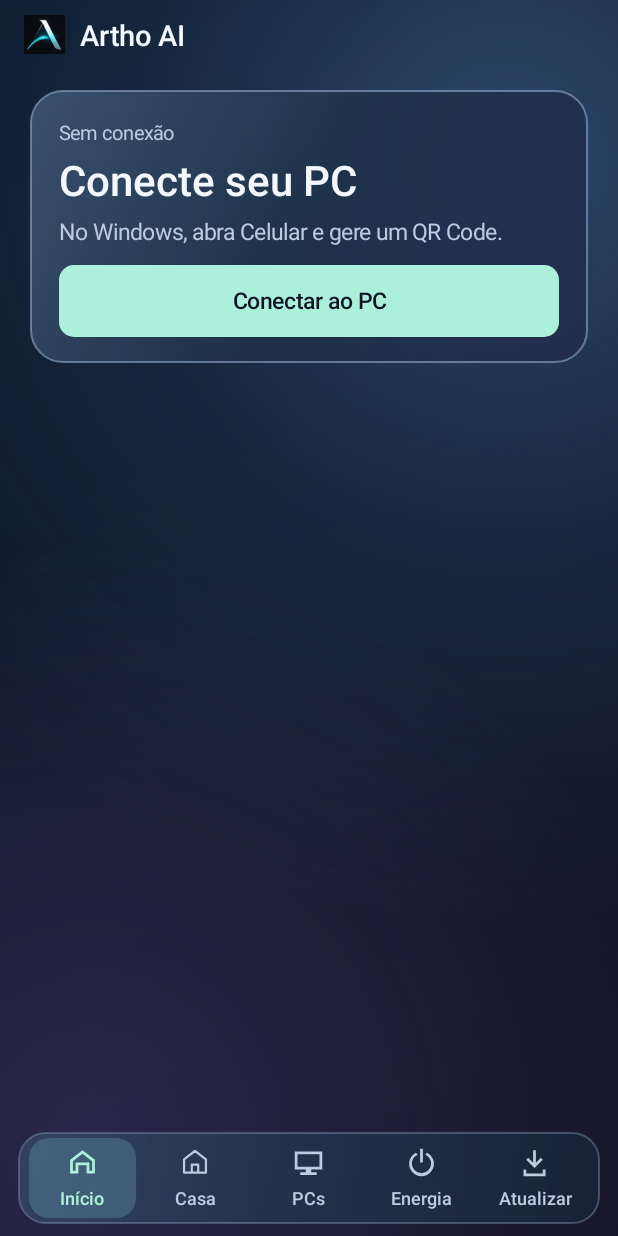
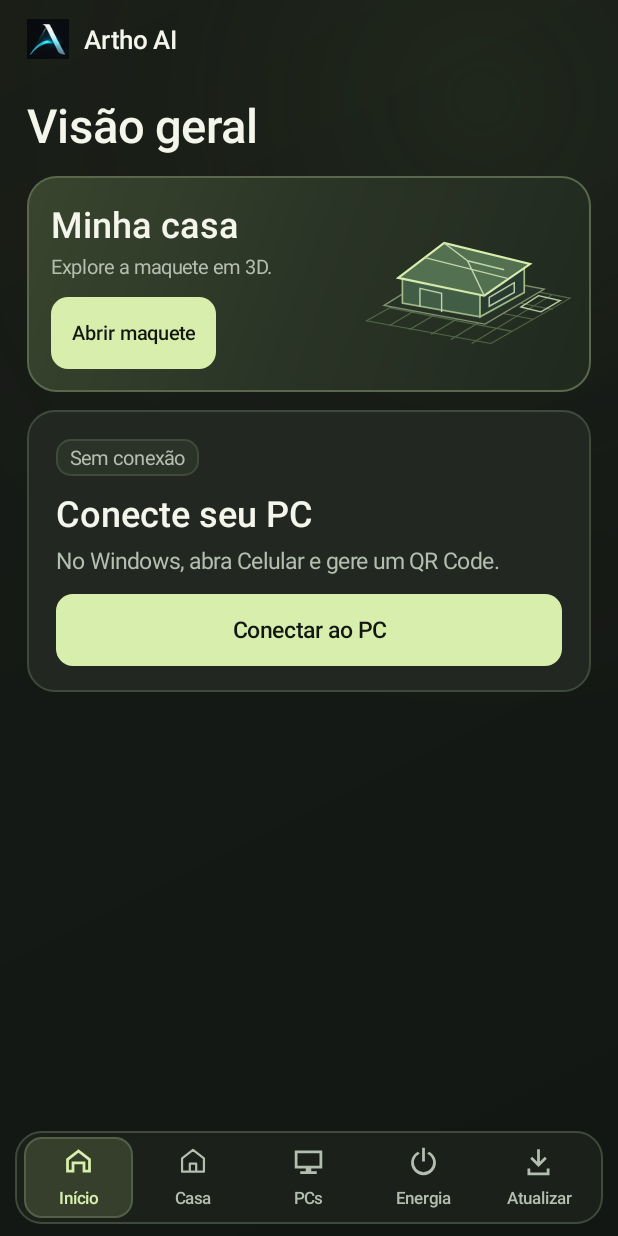
Before and after one commit to BlackGen3ral/soneca, an Android app: the screen it shows after launch (MainActivity), on a phone screen of 412 x 824 dp. Run offline under Robolectric (Android 15) with nearby library versions, the phone set to English and light mode, and no system bars; pictures from the network do not load.

Commit message:
Redesign the Android dashboard and visual system

```diff
--- a/android/build.gradle
+++ b/android/build.gradle
@@ -9,8 +9,8 @@ android {
         applicationId 'com.arthostudio.arthoai'
         minSdk 26
         targetSdk 36
-        versionCode 16
-        versionName '0.11.3'
+        versionCode 17
+        versionName '0.12.0'
     }
 }
 
--- a/android/src/main/AndroidManifest.xml
+++ b/android/src/main/AndroidManifest.xml
@@ -11,7 +11,7 @@
         android:usesCleartextTraffic="false"
         android:icon="@drawable/artho_mark"
         android:label="Artho AI"
-        android:theme="@android:style/Theme.Material.NoActionBar">
+        android:theme="@style/ArthoTheme">
         <provider android:name=".UpdateApkProvider"
             android:authorities="${applicationId}.updates"
             android:exported="false"
--- a/android/src/main/java/com/arthostudio/arthoai/GlassBackdrop.java
+++ b/android/src/main/java/com/arthostudio/arthoai/GlassBackdrop.java
@@ -13,26 +13,21 @@ import android.graphics.drawable.Drawable;
 final class GlassBackdrop extends Drawable {
     private final Paint paint = new Paint();
     private Shader base;
-    private Shader blue;
-    private Shader violet;
+    private Shader glow;
 
     @Override protected void onBoundsChange(Rect bounds) {
         float width = Math.max(1, bounds.width());
         float height = Math.max(1, bounds.height());
         base = new LinearGradient(bounds.left, bounds.top, bounds.right, bounds.bottom,
-                new int[]{0xff0b1729, 0xff10192c, 0xff151428}, null, Shader.TileMode.CLAMP);
-        blue = new RadialGradient(bounds.left + width * .82f, bounds.top + height * .13f, height * .62f,
-                new int[]{0x90446b9b, 0x38355883, 0x00355883}, null, Shader.TileMode.CLAMP);
-        violet = new RadialGradient(bounds.left + width * .15f, bounds.top + height * .92f, height * .48f,
-                0x624b3f7a, 0x004b3f7a, Shader.TileMode.CLAMP);
+                new int[]{0xff191d17, 0xff151915, 0xff131713}, null, Shader.TileMode.CLAMP);
+        glow = new RadialGradient(bounds.left + width * .78f, bounds.top + height * .08f, height * .52f,
+                new int[]{0x35405230, 0x12303b25, 0x00303b25}, null, Shader.TileMode.CLAMP);
     }
 
     @Override public void draw(Canvas canvas) {
         paint.setShader(base);
         canvas.drawRect(getBounds(), paint);
-        paint.setShader(blue);
-        canvas.drawRect(getBounds(), paint);
-        paint.setShader(violet);
+        paint.setShader(glow);
         canvas.drawRect(getBounds(), paint);
     }
 
--- a/android/src/main/java/com/arthostudio/arthoai/HousePanel.java
+++ b/android/src/main/java/com/arthostudio/arthoai/HousePanel.java
@@ -42,12 +42,16 @@ final class HousePanel extends FrameLayout {
         this.worker = worker;
         lock = new LinearLayout(activity);
         lock.setOrientation(LinearLayout.VERTICAL);
-        int padding = Math.round(28 * getResources().getDisplayMetrics().density);
+        int padding = activity.dp(20);
         lock.setPadding(padding, padding, padding, padding);
+        lock.setBackground(activity.surface(MainActivity.SURFACE, 18, MainActivity.BORDER));
+        TextView title = activity.label("Minha casa", 23, MainActivity.INK, "sans-serif-medium");
+        title.setAccessibilityHeading(true);
+        lock.addView(title);
         feedback = new TextView(activity);
         feedback.setTextColor(MainActivity.MUTED);
         feedback.setTextSize(15);
-        lock.addView(feedback);
+        lock.addView(feedback, activity.spaced(7));
         password = new EditText(activity);
         password.setTextColor(MainActivity.INK);
         password.setHintTextColor(MainActivity.MUTED);
@@ -63,11 +67,13 @@ final class HousePanel extends FrameLayout {
             unlock(false);
             return true;
         });
-        lock.addView(password);
+        lock.addView(password, activity.spaced(9));
         unlock = activity.button("Abrir maquete", true);
         unlock.setOnClickListener(view -> unlock(false));
-        lock.addView(unlock);
-        addView(lock, new LayoutParams(-1, -2, Gravity.CENTER));
+        lock.addView(unlock, activity.spaced(9));
+        LayoutParams panelSize = new LayoutParams(-1, -2, Gravity.CENTER);
+        panelSize.setMargins(padding, padding, padding, padding);
+        addView(lock, panelSize);
         setVisibility(GONE);
     }
 
@@ -178,7 +184,7 @@ final class HousePanel extends FrameLayout {
         try {
             WebView view = new WebView(getContext());
             browser = view;
-            view.setBackgroundColor(0xff0e1927);
+            view.setBackgroundColor(MainActivity.BACKGROUND);
             WebSettings settings = view.getSettings();
             settings.setJavaScriptEnabled(true);
             settings.setAllowFileAccess(false);
--- a/android/src/main/java/com/arthostudio/arthoai/MainActivity.java
+++ b/android/src/main/java/com/arthostudio/arthoai/MainActivity.java
@@ -40,14 +40,14 @@ import javax.net.ssl.SSLHandshakeException;
 import org.json.JSONObject;
 
 public final class MainActivity extends Activity {
-    private static final int BACKGROUND = 0xff0b1424;
-    static final int SURFACE = 0xc41d2c43;
-    static final int BORDER = 0x6688a1bf;
-    static final int INK = 0xfff3f7ff;
-    static final int MUTED = 0xffbccbe0;
-    static final int ACCENT = 0xffacf0db;
+    static final int BACKGROUND = 0xff131713;
+    static final int SURFACE = 0xff222722;
+    static final int BORDER = 0xff3f4a3b;
+    static final int INK = 0xfff4f5eb;
+    static final int MUTED = 0xffb4beaf;
+    static final int ACCENT = 0xffd8eeac;
     private static final int GREEN = ACCENT;
-    private static final int ALERT = 0xffffbcad;
+    private static final int ALERT = 0xffffc4ac;
     private static final Locale BRAZIL = new Locale("pt", "BR");
     private static final int SCAN_PAIRING = 17;
     private static final int HOUSE_TAB = 4;
@@ -108,7 +108,7 @@ public final class MainActivity extends Activity {
         FrameLayout frame = new FrameLayout(this);
         scroll.addView(frame, new ScrollView.LayoutParams(-1, -2));
         LinearLayout content = column();
-        content.setPadding(dp(20), dp(14), dp(20), dp(24));
+        content.setPadding(dp(18), dp(14), dp(18), dp(24));
         frame.addView(content, new FrameLayout.LayoutParams(-1, -2, Gravity.TOP | Gravity.CENTER_HORIZONTAL));
         frame.addOnLayoutChangeListener((view, left, top, right, bottom, oldLeft, oldTop, oldRight, oldBottom) -> {
             int width = Math.min(dp(620), right - left);
@@ -129,7 +129,7 @@ public final class MainActivity extends Activity {
         house = new HousePanel(this, worker);
         shell.addView(house, new LinearLayout.LayoutParams(-1, 0, 1));
         LinearLayout.LayoutParams dock = new LinearLayout.LayoutParams(-1, -2);
-        dock.setMargins(dp(12), dp(3), dp(12), dp(8));
+        dock.setMargins(dp(10), dp(4), dp(10), dp(8));
         shell.addView(navigation(), dock);
         setContentView(shell);
         shell.requestApplyInsets();
@@ -184,7 +184,11 @@ public final class MainActivity extends Activity {
 
     private View dashboard() {
         LinearLayout page = column();
-        page.addView(connectionPanel());
+        TextView title = label("Visão geral", 31, INK, "sans-serif-medium");
+        title.setAccessibilityHeading(true);
+        page.addView(title);
+        page.addView(houseCard(), spaced(13));
+        page.addView(connectionPanel(), spaced(12));
 
         metrics = column();
         metrics.setVisibility(View.GONE);
@@ -215,9 +219,43 @@ public final class MainActivity extends Activity {
         return page;
     }
 
+    private View houseCard() {
+        FrameLayout card = new FrameLayout(this);
+        GradientDrawable background = new GradientDrawable(GradientDrawable.Orientation.TL_BR,
+                new int[]{0xff39452e, 0xff2a3426, 0xff20291e});
+        background.setCornerRadius(dp(19));
+        background.setStroke(dp(1), 0xff59684c);
+        card.setBackground(background);
+
+        LinearLayout layout = row();
+        layout.setPadding(dp(16), dp(15), dp(10), dp(15));
+        layout.setGravity(Gravity.CENTER_VERTICAL);
+        card.addView(layout, new FrameLayout.LayoutParams(-1, -2));
+        LinearLayout copy = column();
+        layout.addView(copy, new LinearLayout.LayoutParams(0, -2, 1.2f));
+        TextView title = label("Minha casa", 24, INK, "sans-serif-medium");
+        title.setAccessibilityHeading(true);
+        copy.addView(title);
+        copy.addView(label("Explore a maquete em 3D.", 13, MUTED, "sans-serif"), spaced(3));
+        Button open = button("Abrir maquete", true);
+        open.setTextSize(13);
+        open.setMinHeight(dp(41));
+        open.setOnClickListener(view -> showTab(HOUSE_TAB));
+        LinearLayout.LayoutParams action = new LinearLayout.LayoutParams(-2, -2);
+        action.topMargin = dp(11);
+        copy.addView(open, action);
+
+        ImageView art = new ImageView(this);
+        art.setImageResource(R.drawable.house_study);
+        art.setScaleType(ImageView.ScaleType.FIT_CENTER);
+        art.setImportantForAccessibility(View.IMPORTANT_FOR_ACCESSIBILITY_NO);
+        layout.addView(art, new LinearLayout.LayoutParams(0, dp(107), .84f));
+        return card;
+    }
+
     private View devicePage() {
         LinearLayout page = column();
-        TextView title = label("Dispositivos", 26, INK, "sans-serif-medium");
+        TextView title = label("Dispositivos", 31, INK, "sans-serif-medium");
         title.setAccessibilityHeading(true);
         page.addView(title);
         deviceContent = column();
@@ -249,16 +287,16 @@ public final class MainActivity extends Activity {
 
     private View navigation() {
         LinearLayout nav = row();
-        nav.setBackground(surface(SURFACE, 18, BORDER));
-        nav.setPadding(dp(5), dp(4), dp(5), dp(4));
+        nav.setBackground(surface(0xff1b201a, 17, BORDER));
+        nav.setPadding(dp(4), dp(4), dp(4), dp(4));
         String[] labels = {"Início", "PCs", "Energia", "Atualizar", "Casa"};
         for (int index = 0; index < tabs.length; index++) {
             final int tab = index;
             Button button = button(labels[index], false);
-            button.setTextSize(12);
-            button.setMinHeight(dp(53));
-            button.setPadding(dp(4), dp(5), dp(4), dp(4));
-            button.setCompoundDrawablePadding(dp(3));
+            button.setTextSize(11);
+            button.setMinHeight(dp(54));
+            button.setPadding(dp(2), dp(5), dp(2), dp(4));
+            button.setCompoundDrawablePadding(dp(4));
             button.setMaxLines(1);
             if (index == 1) button.setContentDescription("Dispositivos");
             if (index == HOUSE_TAB) button.setContentDescription("Minha casa");
@@ -300,20 +338,20 @@ public final class MainActivity extends Activity {
         icon.setTint(tint);
         tab.setCompoundDrawablesWithIntrinsicBounds(null, icon, null, null);
         tab.setTextColor(tint);
-        tab.setBackground(new RippleDrawable(ColorStateList.valueOf(0x33b7d9c3),
-                surface(selected ? 0x92507792 : Color.TRANSPARENT, 13, 0), null));
+        tab.setBackground(new RippleDrawable(ColorStateList.valueOf(0x32d8eeac),
+                surface(selected ? 0xff353f2b : Color.TRANSPARENT, 11, selected ? 0xff526047 : 0), null));
     }
 
     private View header() {
         LinearLayout header = row();
         header.setGravity(Gravity.CENTER_VERTICAL);
-        header.setPadding(dp(16), dp(9), dp(16), dp(9));
+        header.setPadding(dp(18), dp(12), dp(18), dp(8));
         ImageView mark = new ImageView(this);
         mark.setImageResource(R.drawable.artho_mark);
         mark.setScaleType(ImageView.ScaleType.FIT_CENTER);
         mark.setImportantForAccessibility(View.IMPORTANT_FOR_ACCESSIBILITY_NO);
-        header.addView(mark, new LinearLayout.LayoutParams(dp(27), dp(27)));
-        TextView brand = label("Artho AI", 19, INK, "sans-serif-medium");
+        header.addView(mark, new LinearLayout.LayoutParams(dp(28), dp(28)));
+        TextView brand = label("Artho AI", 17, INK, "sans-serif-medium");
         LinearLayout.LayoutParams brandSize = new LinearLayout.LayoutParams(0, -2, 1f);
         brandSize.leftMargin = dp(10);
         header.addView(brand, brandSize);
@@ -323,17 +361,15 @@ public final class MainActivity extends Activity {
     private View connectionPanel() {
         LinearLayout panel = column();
         panel.setPadding(dp(19), dp(19), dp(19), dp(17));
-        GradientDrawable glass = new GradientDrawable(GradientDrawable.Orientation.TL_BR,
-                new int[]{0xd2425a78, 0xd21e3049, 0xd9222b4b});
-        glass.setCornerRadius(dp(21));
-        glass.setStroke(dp(1), 0x85a4bdde);
-        panel.setBackground(glass);
+        panel.setBackground(surface(SURFACE, 18, BORDER));
         status = label("Sem conexão", 13, MUTED, "sans-serif");
         status.setAccessibilityLiveRegion(View.ACCESSIBILITY_LIVE_REGION_POLITE);
-        panel.addView(status);
-        computer = label("Conecte seu PC", 28, INK, "sans-serif-medium");
+        status.setPadding(dp(9), dp(3), dp(9), dp(3));
+        status.setBackground(surface(0xff2b3328, 9, BORDER));
+        panel.addView(status, new LinearLayout.LayoutParams(-2, -2));
+        computer = label("Conecte seu PC", 24, INK, "sans-serif-medium");
         computer.setAccessibilityHeading(true);
-        panel.addView(computer, spaced(3));
+        panel.addView(computer, spaced(8));
         detail = label("No Windows, abra Celular e gere um QR Code.", 15, MUTED, "sans-serif");
         panel.addView(detail, spaced(5));
         primary = button("Conectar ao PC", true);
@@ -662,18 +698,15 @@ public final class MainActivity extends Activity {
     private void decorateButton(Button button, boolean prominent) {
         int color = prominent ? BACKGROUND : INK;
         button.setTextColor(new ColorStateList(
-                new int[][]{{-android.R.attr.state_enabled}, {}}, new int[]{prominent ? 0xff4b686e : MUTED, color}));
+                new int[][]{{-android.R.attr.state_enabled}, {}}, new int[]{prominent ? 0xff687553 : MUTED, color}));
         int fill = prominent ? ACCENT : SURFACE;
-        button.setBackground(new RippleDrawable(ColorStateList.valueOf(prominent ? 0x30141715 : 0x33b6dfc2),
-                surface(fill, 10, prominent ? 0 : BORDER), null));
+        button.setBackground(new RippleDrawable(ColorStateList.valueOf(prominent ? 0x30141715 : 0x35d8eeac),
+                surface(fill, 11, prominent ? 0 : BORDER), null));
     }
 
     GradientDrawable surface(int color, int radius, int stroke) {
         GradientDrawable result = new GradientDrawable();
-        if (color == SURFACE) {
-            result.setOrientation(GradientDrawable.Orientation.TL_BR);
-            result.setColors(new int[]{0xb9374c67, 0xcf22344e, 0xdc172439});
-        } else result.setColor(color);
+        result.setColor(color);
         result.setCornerRadius(dp(radius));
         if (stroke != 0) result.setStroke(dp(1), stroke);
         return result;
--- a/android/src/main/java/com/arthostudio/arthoai/PowerPanel.java
+++ b/android/src/main/java/com/arthostudio/arthoai/PowerPanel.java
@@ -48,7 +48,7 @@ final class PowerPanel {
         this.owner = owner;
         this.worker = worker;
         page = owner.column();
-        TextView title = label("Energia do PC", 26, MainActivity.INK);
+        TextView title = label("Energia do PC", 31, MainActivity.INK);
         title.setAccessibilityHeading(true);
         page.addView(title);
         notice = label("", 14, MainActivity.MUTED);
--- a/android/src/main/java/com/arthostudio/arthoai/RemoteDesktopActivity.java
+++ b/android/src/main/java/com/arthostudio/arthoai/RemoteDesktopActivity.java
@@ -36,9 +36,9 @@ import java.util.concurrent.RejectedExecutionException;
 import java.util.concurrent.atomic.AtomicBoolean;
 
 public final class RemoteDesktopActivity extends Activity {
-    private static final int PANEL = 0xff151d2a;
-    private static final int TEXT = 0xffeef4ff;
-    private static final int MUTED = 0xffa7b7cd;
+    private static final int PANEL = MainActivity.SURFACE;
+    private static final int TEXT = MainActivity.INK;
+    private static final int MUTED = MainActivity.MUTED;
     private final ExecutorService stream = Executors.newSingleThreadExecutor();
     private final ExecutorService input = Executors.newSingleThreadExecutor();
     private final AtomicBoolean painting = new AtomicBoolean();
@@ -60,9 +60,9 @@ public final class RemoteDesktopActivity extends Activity {
         getWindow().addFlags(WindowManager.LayoutParams.FLAG_SECURE);
         if (Build.VERSION.SDK_INT >= 30) getWindow().setDecorFitsSystemWindows(false);
         LinearLayout page = column();
-        getWindow().setStatusBarColor(0xff0d131d);
-        getWindow().setNavigationBarColor(0xff0d131d);
-        page.setBackgroundColor(0xff0d131d);
+        getWindow().setStatusBarColor(MainActivity.BACKGROUND);
+        getWindow().setNavigationBarColor(MainActivity.BACKGROUND);
+        page.setBackgroundColor(MainActivity.BACKGROUND);
         page.setOnApplyWindowInsetsListener((view, insets) -> {
             if (Build.VERSION.SDK_INT >= 30) {
                 Insets safe = insets.getInsets(WindowInsets.Type.systemBars() | WindowInsets.Type.displayCutout());
@@ -110,14 +110,14 @@ public final class RemoteDesktopActivity extends Activity {
         workspace = new LinearLayout(this);
         page.addView(workspace, new LinearLayout.LayoutParams(-1, 0, 1));
         screen = new Screen();
-        screen.setBackground(round(0xff050911, 12, 0xff283345));
+        screen.setBackground(round(0xff090d09, 12, MainActivity.BORDER));
         screen.setClipToOutline(true);
         screen.setContentDescription("Tela do Windows. Toque para clicar, segure para clique direito ou arraste.");
         workspace.addView(screen);
         controller = new LinearLayout(this);
         controller.setGravity(Gravity.CENTER_VERTICAL);
         controller.setPadding(dp(6), dp(6), dp(6), dp(6));
-        controller.setBackground(round(PANEL, 15, 0xff283345));
+        controller.setBackground(round(PANEL, 15, MainActivity.BORDER));
         joystick = new Joystick();
         controller.addView(joystick, new LinearLayout.LayoutParams(dp(108), dp(117)));
         LinearLayout actions = column();
@@ -330,12 +330,12 @@ public final class RemoteDesktopActivity extends Activity {
         button.setText(label);
         button.setTextSize(13);
         button.setTextColor(new ColorStateList(new int[][]{new int[]{-android.R.attr.state_enabled}, new int[0]},
-                new int[]{0xff78869a, TEXT}));
+                new int[]{0xff808b7b, TEXT}));
         button.setMinimumWidth(dp(44));
         button.setMinHeight(dp(44));
         button.setPadding(dp(6), 0, dp(6), 0);
-        button.setBackground(new RippleDrawable(ColorStateList.valueOf(0x446ca4ff),
-                round(0xff222e40, 9, 0xff35435a), null));
+        button.setBackground(new RippleDrawable(ColorStateList.valueOf(0x35d8eeac),
+                round(0xff282f26, 9, 0xff475243), null));
         return button;
     }
 
@@ -377,20 +377,20 @@ public final class RemoteDesktopActivity extends Activity {
         @Override protected void onDraw(Canvas canvas) {
             float x = getWidth() / 2f, y = centerY(), ring = radius();
             if (ring <= 0) return;
-            paint.setColor(0xff263247);
+            paint.setColor(0xff2c352a);
             canvas.drawCircle(x, y, ring, paint);
-            paint.setColor(0xff101824);
+            paint.setColor(0xff161d16);
             canvas.drawCircle(x, y, ring - dp(2), paint);
-            paint.setColor(0xff40506b);
+            paint.setColor(0xff4c5b48);
             for (int dir = 0; dir < 4; dir++) {
                 double angle = dir * Math.PI / 2;
                 canvas.drawCircle(x + (float) Math.cos(angle) * (ring - dp(6)),
                         y + (float) Math.sin(angle) * (ring - dp(6)), dp(1), paint);
             }
             float knobX = x + axisX * ring * .55f, knobY = y + axisY * ring * .55f;
-            paint.setColor(finger != -1 ? 0xff75aaff : 0xff425a7a);
+            paint.setColor(finger != -1 ? MainActivity.ACCENT : 0xff5e7055);
             canvas.drawCircle(knobX, knobY, ring * .39f, paint);
-            paint.setColor(finger != -1 ? 0xffb3d1ff : 0xff829fc6);
+            paint.setColor(finger != -1 ? 0xffe8f3d1 : 0xff98ad8e);
             canvas.drawCircle(knobX, knobY, dp(3), paint);
             paint.setColor(MUTED);
             paint.setTextSize(dp(11));
--- a/android/src/main/java/com/arthostudio/arthoai/UpdatesPanel.java
+++ b/android/src/main/java/com/arthostudio/arthoai/UpdatesPanel.java
@@ -40,15 +40,18 @@ final class UpdatesPanel {
         this.owner = owner;
         installedVersion = installedVersion();
         root = owner.column();
-        TextView title = owner.label("Atualizações", 26, MainActivity.INK, "sans-serif-medium");
+        TextView title = owner.label("Atualizações", 31, MainActivity.INK, "sans-serif-medium");
         title.setAccessibilityHeading(true);
         root.addView(title);
         LinearLayout card = owner.column();
-        card.setBackground(owner.surface(MainActivity.SURFACE, 16, MainActivity.BORDER));
+        card.setBackground(owner.surface(MainActivity.SURFACE, 18, MainActivity.BORDER));
         card.setPadding(owner.dp(18), owner.dp(18), owner.dp(18), owner.dp(16));
         root.addView(card, owner.spaced(18));
-        card.addView(owner.label("Versão instalada  " + installedVersion, 13, MainActivity.MUTED, "sans-serif"));
-        heading = owner.label("Verificar nova versão", 19, MainActivity.INK, "sans-serif-medium");
+        TextView installed = owner.label("Versão instalada  " + installedVersion, 12, MainActivity.MUTED, "sans-serif-medium");
+        installed.setPadding(owner.dp(9), owner.dp(4), owner.dp(9), owner.dp(4));
+        installed.setBackground(owner.surface(0xff2b3328, 8, MainActivity.BORDER));
+        card.addView(installed, new LinearLayout.LayoutParams(-2, -2));
+        heading = owner.label("Verificar nova versão", 23, MainActivity.INK, "sans-serif-medium");
         card.addView(heading, owner.spaced(8));
         message = owner.label("", 15, MainActivity.MUTED, "sans-serif");
         message.setAccessibilityLiveRegion(View.ACCESSIBILITY_LIVE_REGION_POLITE);
--- /dev/null
+++ b/android/src/main/res/drawable/house_study.xml
@@ -0,0 +1,11 @@
+<vector xmlns:android="http://schemas.android.com/apk/res/android"
+    android:width="150dp" android:height="92dp" android:viewportWidth="260" android:viewportHeight="164">
+    <path android:strokeColor="#566B4A" android:strokeWidth="1.35"
+        android:pathData="M9,128 L108,71 253,100 158,156 Z M36,134 L132,76 M60,139 L156,81 M86,145 L183,86 M110,151 L206,91 M135,156 L231,96 M36,112 L184,141 M61,97 L209,126 M84,84 L232,114"/>
+    <path android:pathData="M30,109 L99,65 222,89 151,132 Z" android:fillColor="#263225" android:strokeColor="#829574" android:strokeWidth="1.6"/>
+    <path android:pathData="M52,106 L52,74 145,94 145,123 Z" android:fillColor="#425D46" android:strokeColor="#A3BC88" android:strokeWidth="2"/>
+    <path android:pathData="M145,94 L198,62 198,93 145,123 Z" android:fillColor="#293B31" android:strokeColor="#A3BC88" android:strokeWidth="2"/>
+    <path android:pathData="M47,75 L102,32 205,58 150,97 Z" android:fillColor="#537150" android:strokeColor="#D8EEAC" android:strokeWidth="2.6"/>
+    <path android:pathData="M102,32 L130,54 150,97 M79,50 L179,76 M130,54 L174,65 M73,111 L73,88 99,94 99,117 M156,99 L186,81 186,93 156,110 Z M215,97 L241,103 218,117 194,111 Z"
+        android:strokeColor="#BFD4AA" android:strokeWidth="1.7"/>
+</vector>
--- /dev/null
+++ b/android/src/main/res/values/styles.xml
@@ -0,0 +1,11 @@
+<resources>
+    <style name="ArthoTheme" parent="android:style/Theme.Material.NoActionBar">
+        <item name="android:fontFamily">sans-serif</item>
+        <item name="android:colorAccent">#D8EEAC</item>
+        <item name="android:windowBackground">#131713</item>
+        <item name="android:statusBarColor">#131713</item>
+        <item name="android:navigationBarColor">#131713</item>
+        <item name="android:windowLightStatusBar">false</item>
+        <item name="android:windowLightNavigationBar">false</item>
+    </style>
+</resources>
```
